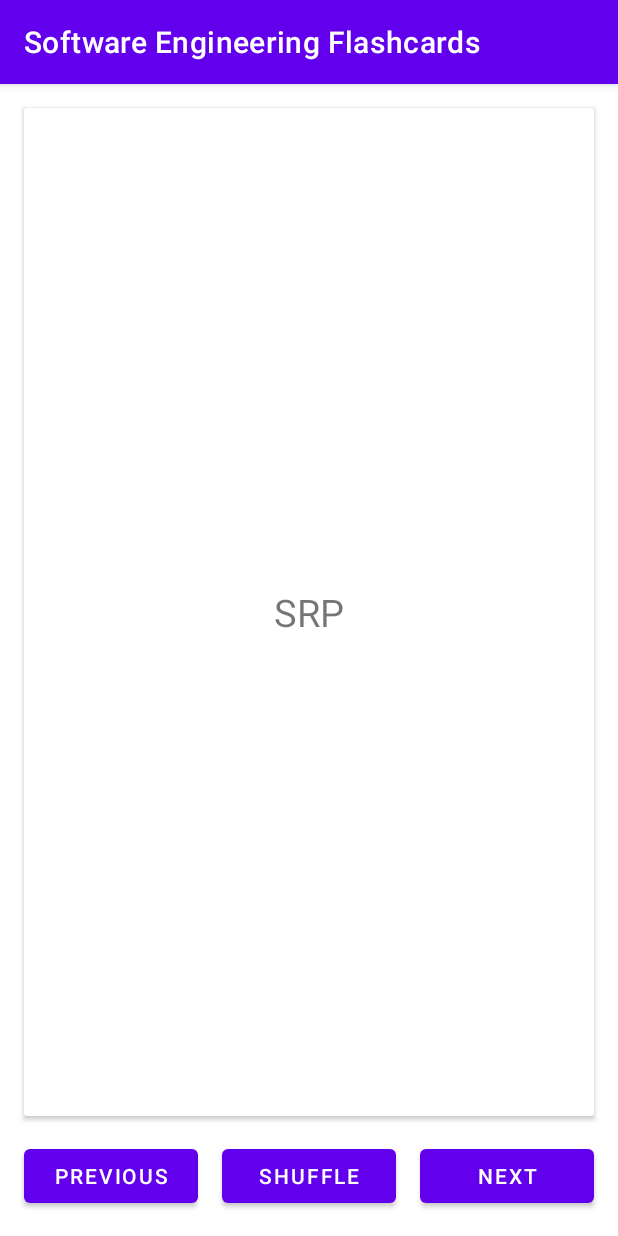
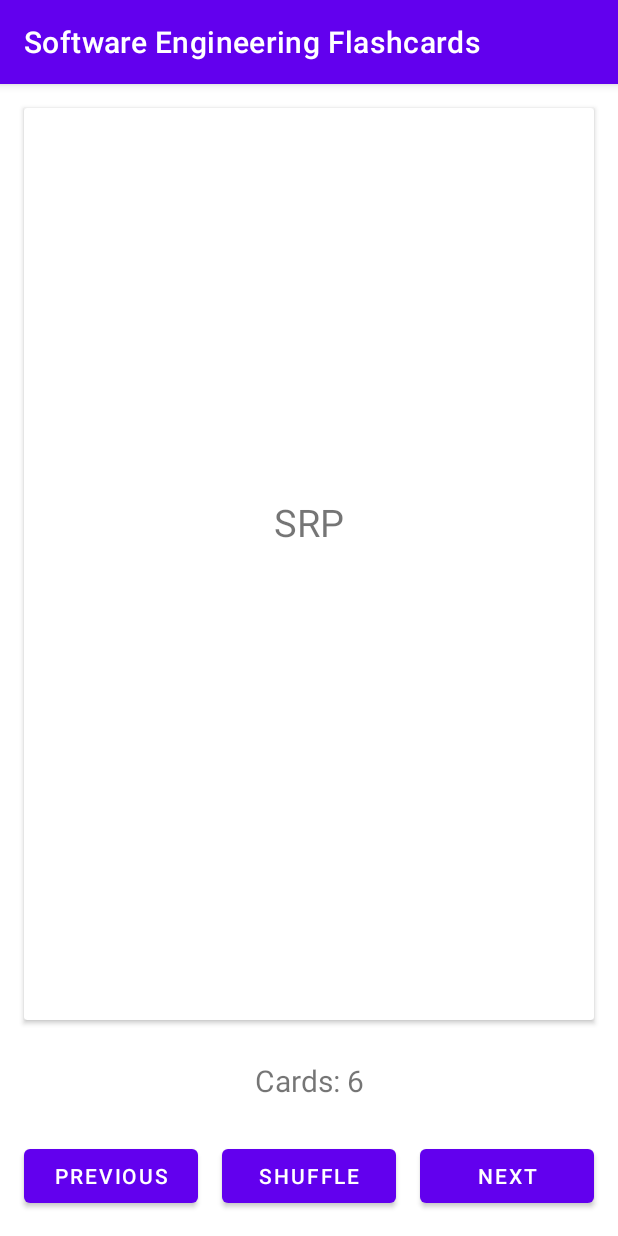
Before and after one commit to CSE-110-Winter-2025/lab-2-nilaymatthew, an Android app: the screen it shows after launch (MainActivity), on a phone screen of 412 x 824 dp. Run offline under Robolectric (Android 15) with nearby library versions, the phone set to English and light mode, and no system bars.

Commit message:
added card display

```diff
--- a/app/src/main/java/com/example/secards/app/MainActivity.java
+++ b/app/src/main/java/com/example/secards/app/MainActivity.java
@@ -14,6 +14,8 @@ public class MainActivity extends AppCompatActivity {
     private ActivityMainBinding binding;
     private boolean isShowingFront = true;
     private Deck deck = PlaceholderData.DECK;
+
+    private TextView flashcardSizeText;
 
     @Override
     public void onCreate(@Nullable Bundle savedInstanceState) {
@@ -45,6 +47,10 @@ public class MainActivity extends AppCompatActivity {
         });
 
         setContentView(binding.getRoot());
+
+        flashcardSizeText = findViewById(R.id.flashcard_size);
+        updateFlashcardSize();
+
     }
 
     private void updateCardText() {
@@ -54,4 +60,9 @@ public class MainActivity extends AppCompatActivity {
             binding.cardText.setText(deck.top().back());
         }
     }
+
+    private void updateFlashcardSize() {
+        String formattedText = getString(R.string.flashcard_size, deck.size());
+        flashcardSizeText.setText(formattedText);
+    }
 }
--- a/app/src/main/res/layout/activity_main.xml
+++ b/app/src/main/res/layout/activity_main.xml
@@ -52,15 +52,15 @@
         android:layout_marginStart="16dp"
         android:layout_marginTop="16dp"
         android:layout_marginEnd="16dp"
-        android:layout_marginBottom="16dp"
+        android:layout_marginBottom="80dp"
         app:layout_constraintBottom_toTopOf="@+id/shuffle_button"
         app:layout_constraintEnd_toEndOf="parent"
         app:layout_constraintStart_toStartOf="parent"
-        app:layout_constraintTop_toTopOf="parent" >
+        app:layout_constraintTop_toTopOf="parent">
 
         <androidx.constraintlayout.widget.ConstraintLayout
             android:layout_width="match_parent"
-            android:layout_height="match_parent">
+            android:layout_height="552dp">
 
             <TextView
                 android:id="@+id/card_text"
@@ -75,4 +75,15 @@
         </androidx.constraintlayout.widget.ConstraintLayout>
     </androidx.cardview.widget.CardView>
 
+    <TextView
+        android:id="@+id/flashcard_size"
+        android:layout_width="wrap_content"
+        android:layout_height="wrap_content"
+        android:text="@string/flashcard_size"
+        android:textSize="20sp"
+        app:layout_constraintBottom_toTopOf="@+id/shuffle_button"
+        app:layout_constraintEnd_toEndOf="parent"
+        app:layout_constraintStart_toStartOf="parent"
+        app:layout_constraintTop_toBottomOf="@+id/card" />
+
 </androidx.constraintlayout.widget.ConstraintLayout>
--- a/app/src/main/res/values/strings.xml
+++ b/app/src/main/res/values/strings.xml
@@ -6,4 +6,5 @@
     <string name="textview">TextView</string>
     <string name="next">Next</string>
     <string name="shuffle">Shuffle</string>
+    <string name="flashcard_size">Cards: %1$d</string>
 </resources>
```
